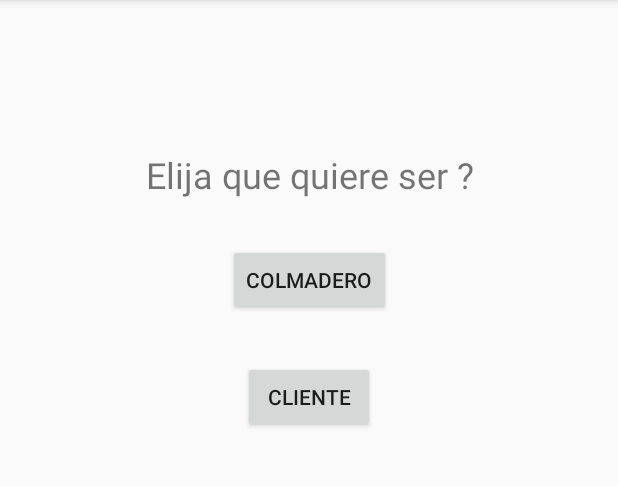
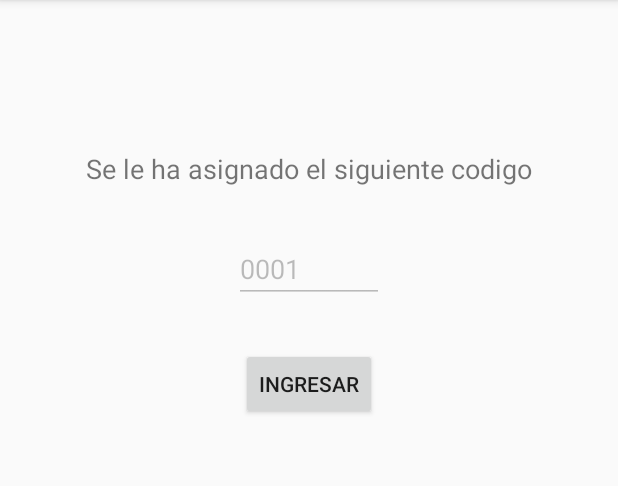
Before and after one commit to WilmerR23/FiaoRD, an Android app: the fragment TipoUsuario placed in its activity, after a tap on "COLMADERO", on a phone screen of 412 x 824 dp, the part 84-570 px from its top. Run offline under Robolectric (Android 15) with nearby library versions, the phone set to English and light mode, and no system bars; our stand-ins replace Firebase (no records; nobody signed in at launch, a user with empty details on screens opened directly).

```diff
--- /dev/null
+++ b/app/src/main/java/com/example/fiaoRD/BaseActivity.java
@@ -0,0 +1,77 @@
+package com.example.fiaoRD;
+
+import android.content.Intent;
+import android.view.View;
+import android.widget.Toast;
+
+import androidx.appcompat.app.AppCompatActivity;
+import androidx.fragment.app.Fragment;
+import androidx.lifecycle.ViewModel;
+
+import com.example.fiaoRD.Interfaces.OnFragmentInteractionListener;
+import com.example.fiaoRD.Interfaces.OnFragmentListener;
+import com.example.fiaoRD.Models.BaseModel;
+import com.example.fiaoRD.ui.BaseFragment;
+import com.example.fiaoRD.ui.register.RegisterViewModel;
+
+import java.util.List;
+
+public class BaseActivity extends AppCompatActivity implements OnFragmentInteractionListener {
+
+    private Firebase _Firebase;
+    public String id = "";
+    public Object vm;
+
+    public BaseActivity() {
+
+        _Firebase = new Firebase();
+    }
+
+    @Override
+    public void onCallFragment(Fragment frg) {
+        getSupportFragmentManager().beginTransaction()
+                .replace(R.id.container, frg).commit();
+    }
+
+    @Override
+    public void onMakeToast(String text, int Duration) {
+        Toast.makeText(this,text,Duration).show();
+    }
+
+    @Override
+    public String Save(BaseModel vm, String id, String parent, String mensaje) {
+        return _Firebase.Save(vm,id == "" ? this.id : id,parent,mensaje);
+    }
+
+    @Override
+    public void Obtener(String id, String child, Class clase, BaseFragment listener) {
+        _Firebase.Obtener(id, child, clase,this, listener);
+    }
+
+    @Override
+    public void ObtenerTodos(String id, String child, Class clase, BaseFragment listener) {
+        _Firebase.ObtenerTodos(this.id == "" ? id : this.id, child, clase,this, listener);
+    }
+
+    @Override
+    public void onDataFound(Object obj, BaseFragment listener) {
+        vm = obj;
+        listener.receiveData(obj);
+    }
+
+    @Override
+    public void onDataTodosFound(List<Object> objs, BaseFragment listener) {
+        listener.receiveDataTodos(objs);
+    }
+
+    @Override
+    public void onCallIntent(Class clase) {
+        Intent i = new Intent(this, clase);
+        startActivity(i);
+    }
+
+    @Override
+    public String UpdateKey(List<String> parent, String key, Object value, String mensaje) {
+        return _Firebase.UpdateKey(parent,key,value,mensaje);
+    }
+}
--- a/app/src/main/java/com/example/fiaoRD/Interfaces/OnFragmentInteractionListener.java
+++ b/app/src/main/java/com/example/fiaoRD/Interfaces/OnFragmentInteractionListener.java
@@ -3,12 +3,19 @@ package com.example.fiaoRD.Interfaces;
 import androidx.fragment.app.Fragment;
 import androidx.lifecycle.ViewModel;
 
+import com.example.fiaoRD.Models.BaseModel;
+import com.example.fiaoRD.ui.BaseFragment;
+
+import java.util.List;
+
 public interface OnFragmentInteractionListener {
     void onCallFragment(Fragment frg);
     void onMakeToast(String text, int Duration);
-    String Save(ViewModel vm, String id, String parent, final String mensaje);
-    void Obtener(String id, String child, Class clase, OnFragmentListener listener);
-    void onDataFound(Object obj, OnFragmentListener listener);
+    String Save(BaseModel vm, String id, String parent, final String mensaje);
+    void Obtener(String id, String child, Class clase, BaseFragment listener);
+    void ObtenerTodos(String id, String child, Class clase, BaseFragment listener);
+    void onDataFound(Object obj, BaseFragment listener);
+    void onDataTodosFound(List<Object> objs, BaseFragment listener);
     void onCallIntent(Class clase);
-    String UpdateKey(String parent,String key, Object value, String mensaje);
+    String UpdateKey(List<String> parent,String key, Object value, String mensaje);
 }
--- a/app/src/main/java/com/example/fiaoRD/Interfaces/OnFragmentListener.java
+++ b/app/src/main/java/com/example/fiaoRD/Interfaces/OnFragmentListener.java
@@ -1,7 +1,10 @@
 package com.example.fiaoRD.Interfaces;
+
+import java.util.List;
 
 public interface OnFragmentListener {
 
     void receiveData(Object obj);
-
+    void receiveDataTodos(List<Object> obj);
+    void receiveChildrenCount(int count);
 }
--- a/app/src/main/java/com/example/fiaoRD/LoginActivity.java
+++ b/app/src/main/java/com/example/fiaoRD/LoginActivity.java
@@ -1,24 +1,8 @@
 package com.example.fiaoRD;
+import android.os.Bundle;
+import com.example.fiaoRD.ui.login.LoginFragment;
 
-import androidx.appcompat.app.AppCompatActivity;
-import androidx.fragment.app.Fragment;
-import androidx.lifecycle.ViewModel;
-
-import android.content.Intent;
-import android.os.Bundle;
-import android.view.View;
-import android.widget.Toast;
-
-import com.example.fiaoRD.Interfaces.OnFragmentInteractionListener;
-import com.example.fiaoRD.Interfaces.OnFragmentListener;
-import com.example.fiaoRD.ui.login.LoginFragment;
-import com.example.fiaoRD.ui.register.Register;
-import com.example.fiaoRD.ui.register.RegisterViewModel;
-
-public class LoginActivity extends AppCompatActivity implements OnFragmentInteractionListener {
-
-    private Firebase _Firebase;
-    private RegisterViewModel _vm;
+public class LoginActivity extends BaseActivity {
 
     @Override
     protected void onCreate(Bundle savedInstanceState) {
@@ -30,44 +14,7 @@ public class LoginActivity extends AppCompatActivity implements OnFragmentIntera
                     .replace(R.id.container, LoginFragment.newInstance()).commit();
         }
 
-        _Firebase = new Firebase();
-    }
 
-    @Override
-    public void onCallFragment(Fragment frg) {
-        getSupportFragmentManager().beginTransaction()
-                .replace(R.id.container, frg).commit();
-    }
 
-    @Override
-    public void onMakeToast(String text, int Duration) {
-        Toast.makeText(this,text,Duration).show();
-    }
-
-    @Override
-    public String Save(ViewModel vm, String id, String parent, String mensaje) {
-        return _Firebase.Save(vm,id,parent,mensaje);
-    }
-
-    @Override
-    public void Obtener(String id, String child, Class clase, OnFragmentListener listener) {
-       _Firebase.Obtener(id, child, clase,this, listener);
-    }
-
-    @Override
-    public void onDataFound(Object obj, OnFragmentListener listener) {
-        _vm = (RegisterViewModel) obj;
-        listener.receiveData(obj);
-    }
-
-    @Override
-    public void onCallIntent(Class clase) {
-        Intent i = new Intent(LoginActivity.this, clase);
-        startActivity(i);
-    }
-
-    @Override
-    public String UpdateKey(String parent, String key, Object value, String mensaje) {
-        return _Firebase.UpdateKey(_vm.getCorreo(),parent,key,value,mensaje);
     }
 }
--- /dev/null
+++ b/app/src/main/java/com/example/fiaoRD/Models/BaseModel.java
@@ -0,0 +1,13 @@
+package com.example.fiaoRD.Models;
+
+import androidx.lifecycle.ViewModel;
+
+public class BaseModel  extends ViewModel {
+
+        private String Id;
+
+        public String getId() {
+                return this.Id;
+        }
+
+}
--- a/app/src/main/java/com/example/fiaoRD/ui/BaseFragment.java
+++ b/app/src/main/java/com/example/fiaoRD/ui/BaseFragment.java
@@ -4,11 +4,16 @@ import android.content.Context;
 
 import androidx.fragment.app.Fragment;
 
+import com.example.fiaoRD.Firebase;
 import com.example.fiaoRD.Interfaces.OnFragmentInteractionListener;
+import com.example.fiaoRD.Models.BaseModel;
 
-public class BaseFragment extends Fragment {
+import java.util.List;
+
+public abstract class BaseFragment extends Fragment {
 
     protected OnFragmentInteractionListener mListener;
+    protected Firebase _Firebase;
 
     @Override
     public void onAttach(Context context) {
@@ -21,6 +26,11 @@ public class BaseFragment extends Fragment {
         }
     }
 
+    public void receiveChildrenCount(int count) {}
+    public void receiveData(Object obj) {}
+    public void receiveDataTodos(List<Object> obj) {}
+
+    public void receiveObtenerPorFiltroData(Object obj) {}
 
 
 }
--- /dev/null
+++ b/app/src/main/java/com/example/fiaoRD/ui/PrestamistaAsignacionCodigo/PrestamistaAsignacionCodigo.java
@@ -0,0 +1,79 @@
+package com.example.fiaoRD.ui.PrestamistaAsignacionCodigo;
+
+import androidx.lifecycle.ViewModelProviders;
+
+import android.os.Bundle;
+
+import androidx.annotation.NonNull;
+import androidx.annotation.Nullable;
+import androidx.fragment.app.Fragment;
+
+import android.view.LayoutInflater;
+import android.view.View;
+import android.view.ViewGroup;
+import android.widget.Button;
+import android.widget.EditText;
+
+import com.example.fiaoRD.Firebase;
+import com.example.fiaoRD.Interfaces.OnFragmentListener;
+import com.example.fiaoRD.MainActivity;
+import com.example.fiaoRD.R;
+import com.example.fiaoRD.ui.BaseFragment;
+import com.example.fiaoRD.ui.PrestamistaColmaderoCodigo.PrestamistaColmaderoCodigo;
+import com.example.fiaoRD.ui.PrestamistaColmaderoCodigo.PrestamistaColmaderoCodigoViewModel;
+import com.example.fiaoRD.ui.login.LoginFragment;
+
+import java.util.ArrayList;
+import java.util.List;
+
+public class PrestamistaAsignacionCodigo extends BaseFragment {
+
+    private PrestamistaAsignacionCodigoViewModel mViewModel;
+    private EditText etAsignacionCodigo;
+    private Button btnIngresar;
+
+    public static PrestamistaAsignacionCodigo newInstance() {
+        return new PrestamistaAsignacionCodigo();
+    }
+
+    @Override
+    public View onCreateView(@NonNull LayoutInflater inflater, @Nullable ViewGroup container,
+                             @Nullable Bundle savedInstanceState) {
+        View v = inflater.inflate(R.layout.prestamista_asignacion_codigo_fragment, container, false);
+
+        etAsignacionCodigo =  v.findViewById(R.id.etCodigoAsignado);
+        btnIngresar = v.findViewById(R.id.btnAsignacionIngresar);
+
+        btnIngresar.setOnClickListener(new View.OnClickListener() {
+            @Override
+            public void onClick(View v) {
+                ArrayList lista = new ArrayList();
+                lista.add("Usuarios");
+                lista.add(LoginFragment.id);
+                String msj = mListener.UpdateKey(lista,"primerIngreso", false, null);
+                mListener.onCallIntent(MainActivity.class);
+            }
+        });
+        _Firebase = new Firebase();
+
+        _Firebase.ObtenerChildCount("CodigoUsuarioPrestamista",this);
+        return v;
+    }
+
+    @Override
+    public void onActivityCreated(@Nullable Bundle savedInstanceState) {
+        super.onActivityCreated(savedInstanceState);
+        mViewModel = ViewModelProviders.of(this).get(PrestamistaAsignacionCodigoViewModel.class);
+        // TODO: Use the ViewModel
+    }
+
+    @Override
+    public void receiveChildrenCount(int count) {
+        String codigo = String.format("%04d", count + 1);
+        PrestamistaAsignacionCodigoViewModel vm = new PrestamistaAsignacionCodigoViewModel(codigo);
+        mListener.Save(vm, LoginFragment.id,"CodigoUsuarioPrestamista","");
+        etAsignacionCodigo.setText(codigo);
+    }
+
+
+}
--- /dev/null
+++ b/app/src/main/java/com/example/fiaoRD/ui/PrestamistaAsignacionCodigo/PrestamistaAsignacionCodigoViewModel.java
@@ -0,0 +1,24 @@
+package com.example.fiaoRD.ui.PrestamistaAsignacionCodigo;
+
+import androidx.lifecycle.ViewModel;
+
+import com.example.fiaoRD.Models.BaseModel;
+
+public class PrestamistaAsignacionCodigoViewModel extends BaseModel {
+    // TODO: Implement the ViewModel
+
+    private String Codigo;
+
+    public PrestamistaAsignacionCodigoViewModel() {
+        // Default constructor required for calls to DataSnapshot.getValue(User.class)
+    }
+
+    public String getCodigo() {
+        return this.Codigo;
+    }
+    public void setCodigo(String Codigo) { this.Codigo = Codigo; }
+
+    public PrestamistaAsignacionCodigoViewModel(String Codigo) {
+        this.Codigo = Codigo;
+    }
+}
--- a/app/src/main/java/com/example/fiaoRD/ui/TipoUsuario/TipoUsuario.java
+++ b/app/src/main/java/com/example/fiaoRD/ui/TipoUsuario/TipoUsuario.java
@@ -12,29 +12,32 @@ import android.view.View;
 import android.view.ViewGroup;
 import android.widget.Button;
 
+import com.example.fiaoRD.Interfaces.OnFragmentListener;
+import com.example.fiaoRD.MainActivity;
 import com.example.fiaoRD.R;
 import com.example.fiaoRD.ui.BaseFragment;
+import com.example.fiaoRD.ui.PrestamistaAsignacionCodigo.PrestamistaAsignacionCodigo;
 import com.example.fiaoRD.ui.PrestamistaColmaderoCodigo.PrestamistaColmaderoCodigo;
+import com.example.fiaoRD.ui.Utility;
 
-public class TipoUsuario extends BaseFragment implements View.OnClickListener {
+import java.util.ArrayList;
+import java.util.List;
+
+public class TipoUsuario extends BaseFragment implements View.OnClickListener, OnFragmentListener {
 
     private TipoUsuarioViewModel mViewModel;
-    private Button btnColmadero, btnPrestamista, btnCliente;
+    private Button btnColmadero, btnCliente;
 
-    public static TipoUsuario newInstance() {
-        return new TipoUsuario();
-    }
+    public static TipoUsuario newInstance() { return new TipoUsuario(); }
 
     @Override
     public View onCreateView(@NonNull LayoutInflater inflater, @Nullable ViewGroup container,
                              @Nullable Bundle savedInstanceState) {
         View v = inflater.inflate(R.layout.tipo_usuario_fragment, container, false);
         btnCliente = v.findViewById(R.id.btnCliente);
-      //  btnPrestamista = v.findViewById(R.id.btnPrestamista);
         btnColmadero = v.findViewById(R.id.btnColmadero);
 
         btnCliente.setOnClickListener(this);
-      //  btnPrestamista.setOnClickListener(this);
         btnColmadero.setOnClickListener(this);
         return v;
     }
@@ -54,11 +57,13 @@ public class TipoUsuario extends BaseFragment implements View.OnClickListener {
                 mListener.onCallFragment(PrestamistaColmaderoCodigo.newInstance());
                 break;
             case R.id.btnColmadero:
-
+                mListener.onCallFragment(PrestamistaAsignacionCodigo.newInstance());
                 break;
-         //   case R.id.btnPrestamista:
-
-          //      break;
         }
     }
+
+    @Override
+    public void receiveChildrenCount(int count) {
+
+    }
 }
--- a/app/src/main/java/com/example/fiaoRD/ui/TipoUsuario/TipoUsuarioViewModel.java
+++ b/app/src/main/java/com/example/fiaoRD/ui/TipoUsuario/TipoUsuarioViewModel.java
@@ -4,4 +4,27 @@ import androidx.lifecycle.ViewModel;
 
 public class TipoUsuarioViewModel extends ViewModel {
     // TODO: Implement the ViewModel
+
+    private String Usuario;
+    private String Tipo;
+
+    public TipoUsuarioViewModel() {
+        // Default constructor required for calls to DataSnapshot.getValue(User.class)
+    }
+
+    public String getUsuario() {
+        return this.Usuario;
+    }
+    public String getTipo() {
+        return this.Tipo;
+    }
+
+    public void setUsuario(String Correo) { this.Usuario = Usuario; }
+    public void setTipo(String Nombre) { this.Tipo = Tipo; }
+
+    public TipoUsuarioViewModel(String Usuario, String Tipo) {
+        this.Usuario = Usuario;
+        this.Tipo = Tipo;
+    }
+
 }
--- a/app/src/main/java/com/example/fiaoRD/ui/login/LoginFragment.java
+++ b/app/src/main/java/com/example/fiaoRD/ui/login/LoginFragment.java
@@ -28,12 +28,15 @@ import com.example.fiaoRD.ui.Utility;
 import com.example.fiaoRD.ui.register.Register;
 import com.example.fiaoRD.ui.register.RegisterViewModel;
 
-public class LoginFragment extends BaseFragment implements View.OnClickListener, OnFragmentListener {
+import java.util.List;
 
-    private LoginViewModel mViewModel;
+public class LoginFragment extends BaseFragment implements View.OnClickListener {
+
+    private RegisterViewModel vm;
     private TextView txtRegistrarse;
     private EditText txtCorreo, txtClave;
     private Button btnIniciarSesion;
+    public static String id = "";
     public static LoginFragment newInstance() {
         return new LoginFragment();
     }
@@ -58,7 +61,6 @@ public class LoginFragment extends BaseFragment implements View.OnClickListener,
     @Override
     public void onActivityCreated(@Nullable Bundle savedInstanceState) {
         super.onActivityCreated(savedInstanceState);
-        mViewModel = ViewModelProviders.of(this).get(LoginViewModel.class);
         // TODO: Use the ViewModel
     }
 
@@ -78,9 +80,10 @@ public class LoginFragment extends BaseFragment implements View.OnClickListener,
 
     @Override
     public void receiveData(Object obj) {
-        RegisterViewModel vm = (RegisterViewModel) obj;
+        vm = (RegisterViewModel) obj;
 
         if (vm.getClave().equals(txtClave.getText().toString())) {
+            id = Utility.encodeForFirebaseKey(vm.getCorreo());
            if (vm.getPrimerIngreso()) {
                mListener.onCallFragment(TipoUsuario.newInstance());
            } else {
@@ -88,4 +91,14 @@ public class LoginFragment extends BaseFragment implements View.OnClickListener,
            }
         }
     }
+
+    @Override
+    public void receiveDataTodos(List<Object> obj) {
+
+    }
+
+    @Override
+    public void receiveChildrenCount(int count) {
+
+    }
 }
--- a/app/src/main/java/com/example/fiaoRD/ui/register/Register.java
+++ b/app/src/main/java/com/example/fiaoRD/ui/register/Register.java
@@ -22,6 +22,7 @@ import com.example.fiaoRD.Firebase;
 import com.example.fiaoRD.Interfaces.OnFragmentInteractionListener;
 import com.example.fiaoRD.R;
 import com.example.fiaoRD.ui.BaseFragment;
+import com.example.fiaoRD.ui.Utility;
 import com.example.fiaoRD.ui.login.LoginFragment;
 
 
@@ -96,7 +97,7 @@ public class Register extends BaseFragment implements View.OnClickListener {
                                     true
                             );
 
-                            String cadena = mListener.Save(vm, vm.getCorreo(), "Usuarios", "Usuario registrado con exito.");
+                            String cadena = mListener.Save(vm, Utility.encodeForFirebaseKey(vm.getCorreo()), "Usuarios", "Usuario registrado con exito.");
 
                             mListener.onCallFragment(LoginFragment.newInstance());
                             mListener.onMakeToast(cadena, Toast.LENGTH_SHORT);
--- a/app/src/main/java/com/example/fiaoRD/ui/register/RegisterViewModel.java
+++ b/app/src/main/java/com/example/fiaoRD/ui/register/RegisterViewModel.java
@@ -2,7 +2,9 @@ package com.example.fiaoRD.ui.register;
 
 import androidx.lifecycle.ViewModel;
 
-public class RegisterViewModel extends ViewModel {
+import com.example.fiaoRD.Models.BaseModel;
+
+public class RegisterViewModel extends BaseModel {
     // TODO: Implement the ViewModel
 
     private String Nombre;
--- /dev/null
+++ b/app/src/main/res/layout/prestamista_asignacion_codigo_fragment.xml
@@ -0,0 +1,40 @@
+<?xml version="1.0" encoding="utf-8"?>
+<androidx.constraintlayout.widget.ConstraintLayout xmlns:android="http://schemas.android.com/apk/res/android"
+xmlns:app="http://schemas.android.com/apk/res-auto"
+android:layout_width="match_parent"
+android:layout_height="match_parent">
+
+    <TextView
+        android:layout_width="match_parent"
+        android:layout_height="wrap_content"
+        android:textAlignment="center"
+        android:id="@+id/txtAsignacionCodigo"
+        android:text="Se le ha asignado el siguiente codigo"
+        android:textSize="18dp"
+        android:layout_marginTop="100dp"
+        app:layout_constraintEnd_toEndOf="parent"
+        app:layout_constraintStart_toStartOf="parent"
+        app:layout_constraintTop_toTopOf="parent"/>
+
+    <EditText
+        android:id="@+id/etCodigoAsignado"
+        android:layout_width="100dp"
+        android:layout_height="wrap_content"
+        android:layout_marginTop="32dp"
+        android:enabled="false"
+        app:layout_constraintHorizontal_bias="0.5"
+        app:layout_constraintStart_toStartOf="parent"
+        app:layout_constraintEnd_toEndOf="parent"
+        app:layout_constraintTop_toBottomOf="@+id/txtAsignacionCodigo" />
+
+    <Button
+        android:id="@+id/btnAsignacionIngresar"
+        android:layout_width="wrap_content"
+        android:layout_height="wrap_content"
+        app:layout_constraintEnd_toEndOf="parent"
+        app:layout_constraintStart_toStartOf="parent"
+        app:layout_constraintTop_toBottomOf="@+id/etCodigoAsignado"
+        android:layout_marginTop="30dp"
+        android:text="Ingresar" />
+
+</androidx.constraintlayout.widget.ConstraintLayout>
```
Also changed, not shown: app/src/main/java/com/example/fiaoRD/Firebase.java (+83 -5 lines), app/src/main/java/com/example/fiaoRD/ui/PrestamistaColmaderoCodigo/PrestamistaColmaderoCodigo.java (+24 -2 lines).
